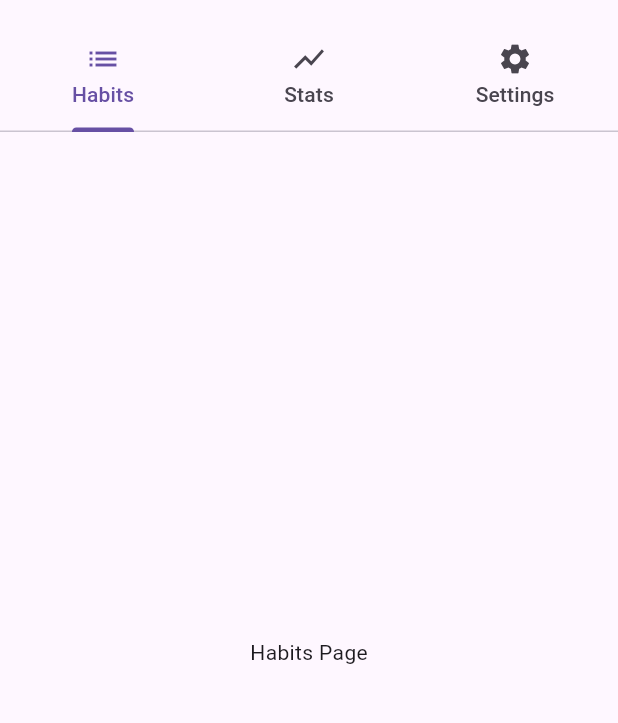
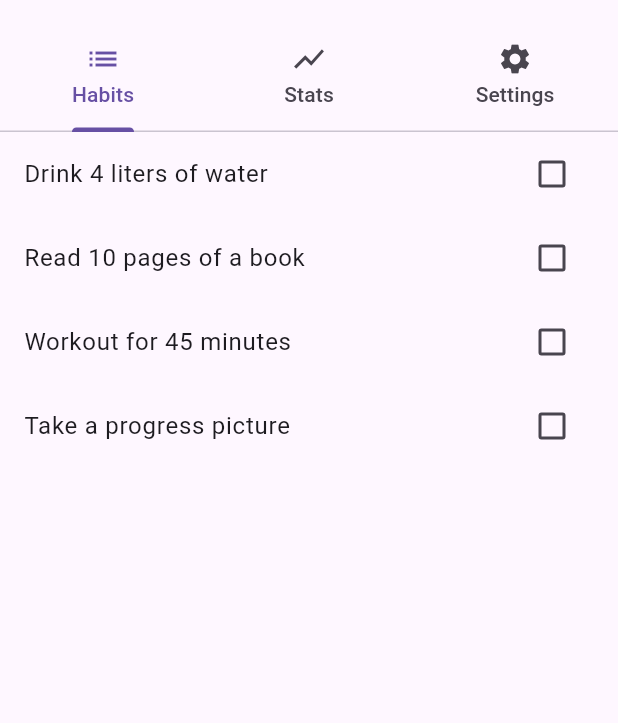
Before and after one commit to Carlang77/challenge_trackr_75, a Flutter app: the screen it shows after launch, on a phone screen of 412 x 824 dp, the part 63-786 px from its top. Run offline on Flutter 3.47's test engine with Material 3 defaults, Android fonts, the phone set to English and light mode, and no system bars.

Commit message:
Created model classes

```diff
--- /dev/null
+++ b/lib/habit.dart
@@ -0,0 +1,6 @@
+class Habit {
+  String title;
+  bool isCompleted;
+
+  Habit({required this.title, this.isCompleted = false});
+}
--- /dev/null
+++ b/lib/habit_data.dart
@@ -0,0 +1,8 @@
+import 'habit.dart';
+
+List<Habit> mockHabits = [
+  Habit(title: "Drink 4 liters of water"),
+  Habit(title: "Read 10 pages of a book"),
+  Habit(title: "Workout for 45 minutes"),
+  Habit(title: "Take a progress picture"),
+];
--- /dev/null
+++ b/lib/habits_page.dart
@@ -0,0 +1,23 @@
+import 'package:flutter/material.dart';
+import 'habit.dart';
+import 'habit_data.dart';
+
+class HabitsPage extends StatelessWidget {
+  @override
+  Widget build(BuildContext context) {
+    return ListView.builder(
+      itemCount: mockHabits.length,
+      itemBuilder: (context, index) {
+        final habit = mockHabits[index];
+        return CheckboxListTile(
+          title: Text(habit.title),
+          value: habit.isCompleted,
+          onChanged: (bool? value) {
+            // Note: This won't work as expected since the widget is stateless.
+            // You would need to use a state management approach to properly handle changes.
+          },
+        );
+      },
+    );
+  }
+}
--- a/lib/main.dart
+++ b/lib/main.dart
@@ -1,4 +1,5 @@
 import 'package:flutter/material.dart';
+import 'habits_page.dart';
 
 void main() {
   runApp(MyApp());
@@ -50,8 +51,7 @@
       body: TabBarView(
         controller: _tabController,
         children: [
-          // Placeholder Widgets for each tab
-          Center(child: Text('Habits Page')),
+          HabitsPage(), // Make sure to import 'habits_page.dart'
           Center(child: Text('Stats Page')),
           Center(child: Text('Settings Page')),
         ],
```
